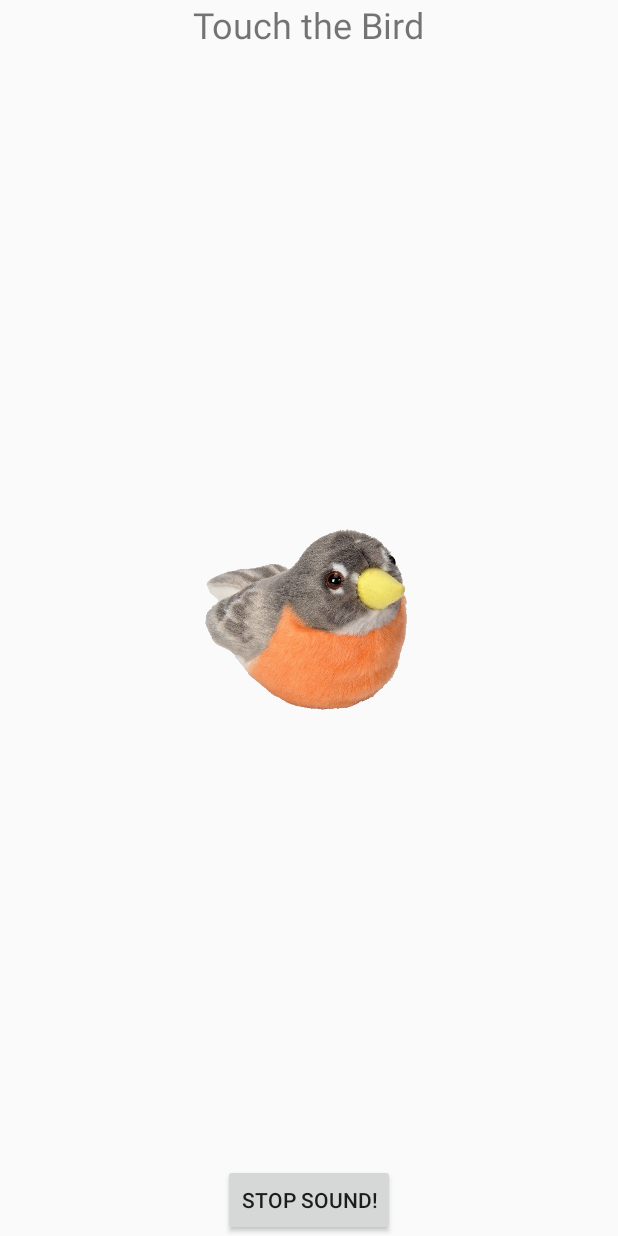
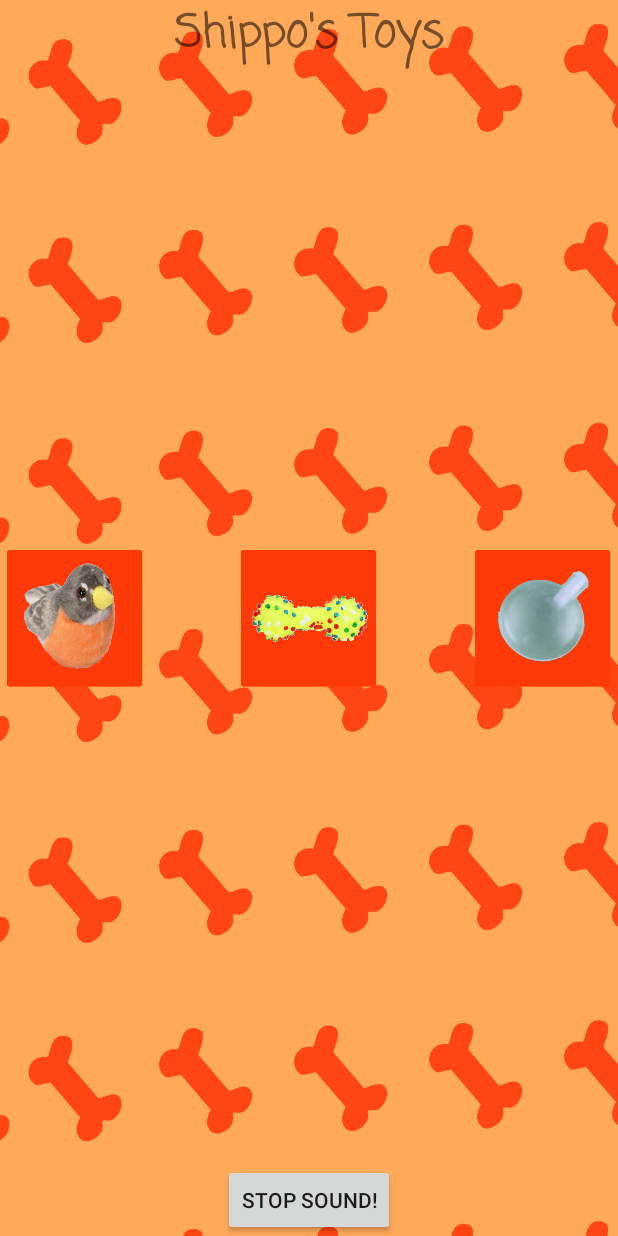
Before and after one commit to Eggertron/ShipposSqueakyToySounds, an Android app: the screen it shows after launch (MainActivity), on a phone screen of 412 x 824 dp. Run offline under Robolectric (Android 15) with nearby library versions, the light colour scheme and no system bars; our stand-ins replace AdMob.

Commit message:
added a background. two more sounds

```diff
--- a/app/build.gradle
+++ b/app/build.gradle
@@ -6,8 +6,8 @@ android {
         applicationId "com.edgarhandev.shippossqueakytoysounds.shippossqueakytoysounds"
         minSdkVersion 19
         targetSdkVersion 26
-        versionCode 1
-        versionName "1.0"
+        versionCode 2
+        versionName "2.0"
         testInstrumentationRunner "android.support.test.runner.AndroidJUnitRunner"
     }
     buildTypes {
--- a/app/src/main/java/com/edgarhandev/shippossqueakytoysounds/shippossqueakytoysounds/MainActivity.java
+++ b/app/src/main/java/com/edgarhandev/shippossqueakytoysounds/shippossqueakytoysounds/MainActivity.java
@@ -4,6 +4,9 @@ import android.content.Context;
 import android.os.SystemClock;
 import android.support.v7.app.AppCompatActivity;
 import android.os.Bundle;
+
+import com.google.android.gms.ads.AdRequest;
+import com.google.android.gms.ads.AdView;
 import com.google.android.gms.ads.MobileAds;
 import android.media.MediaPlayer;
 import android.util.DisplayMetrics;
@@ -17,13 +20,14 @@ public class MainActivity extends AppCompatActivity {
 
     final String YOUR_ADMOB_APP_ID = "ca-app-pub-5445092696369420~5862136706";
     Button stopButton;
-    ImageView robinToyImg, shippoBegImg;
+    ImageView robinToyImg, shippoBegImg, boneToyImg, squeakerToyImg;
     MediaPlayer mp;
     Context context = this;
     DisplayMetrics displayMetrics = new DisplayMetrics();
     int width, height, shippoImgSize;
     Random random;
     Thread shippoThread;
+    private AdView mAdView;
 
 
     @Override
@@ -39,6 +43,9 @@ public class MainActivity extends AppCompatActivity {
 
         // initialize the ads
         MobileAds.initialize(this, YOUR_ADMOB_APP_ID);
+        mAdView = findViewById(R.id.adView);
+        AdRequest adRequest = new AdRequest.Builder().build();
+        mAdView.loadAd(adRequest);
 
         mp = MediaPlayer.create(this, R.raw.bird_whistle);
 
@@ -73,10 +80,46 @@ public class MainActivity extends AppCompatActivity {
                 try {
                     if (mp.isPlaying()) {
                         mp.stop();
-                        mp.release();
-                        mp = MediaPlayer.create(context, R.raw.bird_whistle);
                     }
                     showShippo();
+                    mp.release();
+                    mp = MediaPlayer.create(context, R.raw.bird_whistle);
+                    mp.start();
+                } catch (Exception e) {
+                    e.printStackTrace();
+                }
+            }
+        });
+
+        boneToyImg = findViewById(R.id.bone_toy_img);
+        boneToyImg.setOnClickListener(new View.OnClickListener() {
+            @Override
+            public void onClick(View view) {
+                try {
+                    if (mp.isPlaying()) {
+                        mp.stop();
+                    }
+                    showShippo();
+                    mp.release();
+                    mp = MediaPlayer.create(context, R.raw.squeaky_toy_sound_01);
+                    mp.start();
+                } catch (Exception e) {
+                    e.printStackTrace();
+                }
+            }
+        });
+
+        squeakerToyImg = findViewById(R.id.squeaker_toy_img);
+        squeakerToyImg.setOnClickListener(new View.OnClickListener() {
+            @Override
+            public void onClick(View view) {
+                try {
+                    if (mp.isPlaying()) {
+                        mp.stop();
+                    }
+                    showShippo();
+                    mp.release();
+                    mp = MediaPlayer.create(context, R.raw.squeaky_toy_sound_02);
                     mp.start();
                 } catch (Exception e) {
                     e.printStackTrace();
--- a/app/src/main/res/layout/activity_main.xml
+++ b/app/src/main/res/layout/activity_main.xml
@@ -4,24 +4,42 @@
     xmlns:tools="http://schemas.android.com/tools"
     android:layout_width="match_parent"
     android:layout_height="match_parent"
+    android:background="@drawable/background"
     tools:context="com.edgarhandev.shippossqueakytoysounds.shippossqueakytoysounds.MainActivity">
 
     <TextView
+        android:id="@+id/textView"
         android:layout_width="wrap_content"
         android:layout_height="wrap_content"
-        android:textSize="24dp"
         android:layout_centerHorizontal="true"
-        android:text="Touch the Bird"
-        android:id="@+id/textView" />
+        android:fontFamily="casual"
+        android:text="Shippo's Toys"
+        android:textSize="30dp"
+        android:textStyle="bold" />
 
     <ImageView
         android:id="@+id/robin_toy_img"
-        android:layout_width="150dp"
-        android:layout_height="150dp"
+        android:layout_width="100dp"
+        android:layout_height="100dp"
+        android:layout_alignBottom="@+id/shippo_beg"
+        android:layout_alignParentStart="true"
+        app:srcCompat="@drawable/robin_toy_button" />
+
+    <ImageView
+        android:id="@+id/bone_toy_img"
+        android:layout_width="100dp"
+        android:layout_height="100dp"
         android:layout_centerHorizontal="true"
         android:layout_centerVertical="true"
-        app:srcCompat="@drawable/robin_toy"
-        />
+        app:srcCompat="@drawable/bone_toy_button" />
+
+    <ImageView
+        android:id="@+id/squeaker_toy_img"
+        android:layout_width="100dp"
+        android:layout_height="100dp"
+        android:layout_alignBottom="@+id/shippo_beg"
+        android:layout_alignParentEnd="true"
+        app:srcCompat="@drawable/squeaker_button" />
 
     <ImageView
         android:layout_width="100dp"
```
Also changed, not shown: app/src/main/res/drawable-nodpi/background.png (added), app/src/main/res/drawable/bone_toy_button.png (added), app/src/main/res/drawable/robin_toy_button.png (added), app/src/main/res/drawable/squeaker_button.png (added), 6 other files.
